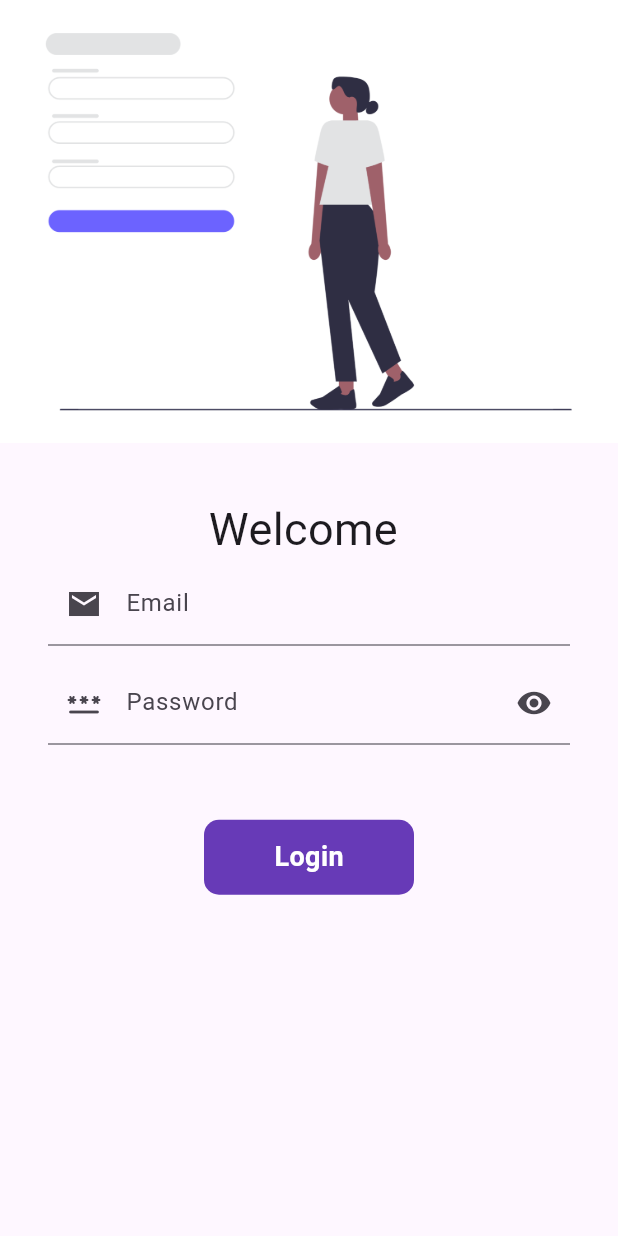
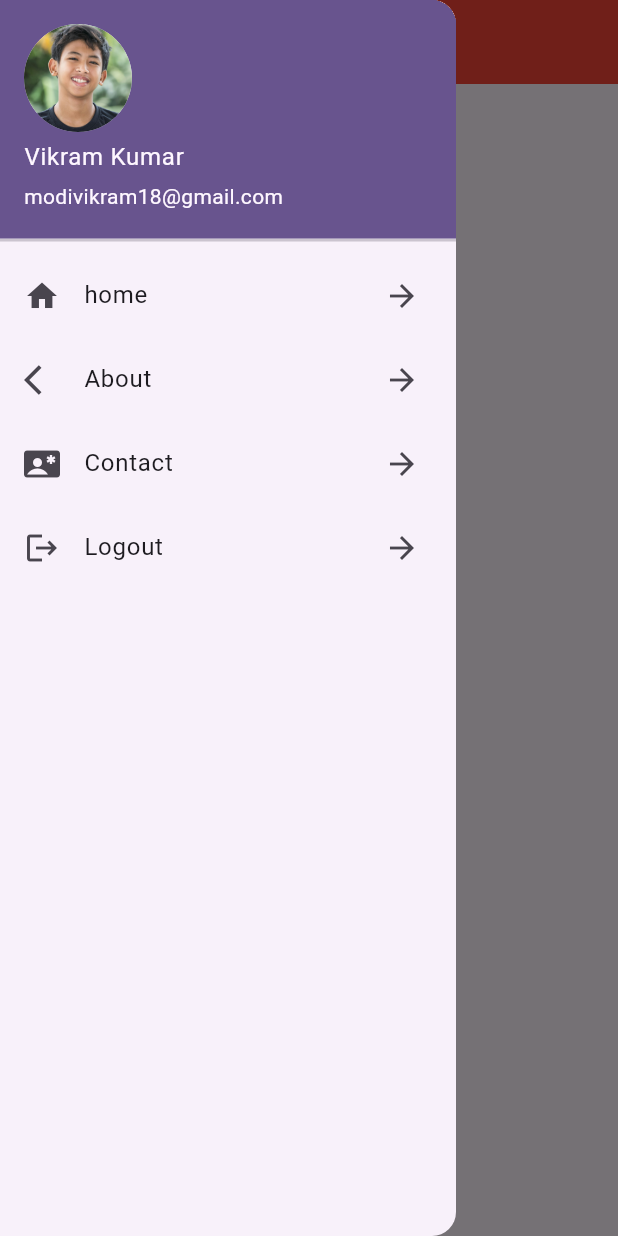
Before and after one commit to Vikrammodi18/first_app, a Flutter app: the screen it shows after launch, with the side drawer open (before the commit the screen has no drawer), on a phone screen of 412 x 824 dp. Run offline on Flutter 3.47's test engine with Material 3 defaults, Android fonts, the phone set to English and light mode, and no system bars; our stand-ins replace flutter_riverpod.

Commit message:
drawer created

```diff
--- a/lib/main.dart
+++ b/lib/main.dart
@@ -17,7 +17,7 @@ class MyApp extends StatelessWidget {
     return MaterialApp(
       debugShowCheckedModeBanner: false,
       title: 'Flutter Demo',
-      initialRoute: '/login',
+      initialRoute: MyRoutes.homeRoute,
       routes: {
         MyRoutes.homeRoute: (context) => HomeScreen(),
         MyRoutes.loginRoute: (context) => LoginScreen(),
--- a/lib/screens/home_screen.dart
+++ b/lib/screens/home_screen.dart
@@ -1,3 +1,4 @@
+import 'package:first_application/widget/my_drawer.dart';
 import 'package:flutter/material.dart';
 
 class HomeScreen extends StatelessWidget {
@@ -9,8 +10,8 @@ class HomeScreen extends StatelessWidget {
     String name = "vikram";
     return Scaffold(
       appBar: AppBar(title: Text("home"), backgroundColor: Colors.red),
-      body: Center(child: Text('this is $days days of flutter\n $name')),
-      drawer: Drawer(),
+      body: Center(child: Text('this flutter\n $name')),
+      drawer: MyDrawer(),
     );
   }
 }
--- /dev/null
+++ b/lib/widget/my_drawer.dart
@@ -0,0 +1,52 @@
+import 'package:first_application/utils/routes.dart';
+import 'package:flutter/material.dart';
+
+class MyDrawer extends StatelessWidget {
+  const MyDrawer({super.key});
+
+  @override
+  Widget build(BuildContext context) {
+    return Drawer(
+      child: Container(
+        child: ListView(
+          children: [
+            DrawerHeader(
+              padding: EdgeInsets.zero,
+              child: UserAccountsDrawerHeader(
+                margin: EdgeInsets.zero,
+                accountName: Text("Vikram Kumar"),
+                accountEmail: Text("modivikram18@gmail.com"),
+                currentAccountPicture: CircleAvatar(
+                  backgroundImage: AssetImage('assets/images/boy.jpg'),
+                ),
+              ),
+            ),
+            ListTile(
+              onTap: () {
+                Navigator.pushNamed(context, MyRoutes.homeRoute);
+              },
+              leading: Icon(Icons.home),
+              title: Text('home'),
+              trailing: Icon(Icons.arrow_forward_sharp),
+            ),
+            ListTile(
+              leading: Icon(Icons.arrow_back_ios),
+              title: Text('About'),
+              trailing: Icon(Icons.arrow_forward_sharp),
+            ),
+            ListTile(
+              leading: Icon(Icons.contact_emergency),
+              title: Text('Contact'),
+              trailing: Icon(Icons.arrow_forward_sharp),
+            ),
+            ListTile(
+              leading: Icon(Icons.logout),
+              title: Text('Logout'),
+              trailing: Icon(Icons.arrow_forward_sharp),
+            ),
+          ],
+        ),
+      ),
+    );
+  }
+}
--- a/pubspec.yaml
+++ b/pubspec.yaml
@@ -60,7 +60,8 @@ flutter:
 
   # To add assets to your application, add an assets section, like this:
   assets:
-    - assets/images/loginImage.png
+    - assets/images/
+
 
   # An image asset can refer to one or more resolution-specific "variants", see
   # https://flutter.dev/to/resolution-aware-images
```
Also changed, not shown: assets/images/boy.jpg (added).
